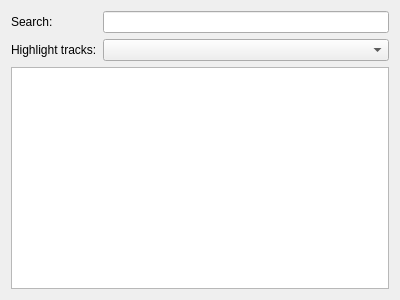
First picture: the form in src/gui-remote/collectionwidget.ui, repository hyperquantum/PMP, before the edit.
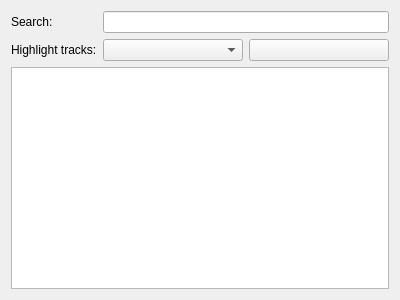
Second picture: the form after the edit.

Commit message:
Track highlighting: add color choices
Give the user three choices for the color that is used in track highlighting.
The choice is not persisted yet.

The edit to the form file:
```diff
--- a/src/gui-remote/collectionwidget.ui
+++ b/src/gui-remote/collectionwidget.ui
@@ -44,7 +44,14 @@
       </widget>
      </item>
      <item row="1" column="1">
+      <layout class="QHBoxLayout" name="horizontalLayout">
+       <item>
       <widget class="QComboBox" name="highlightTracksComboBox"/>
+       </item>
+       <item>
+        <widget class="QPushButton" name="highlightColorButton"/>
+       </item>
+      </layout>
      </item>
     </layout>
    </item>
```
Lines whose indentation alone changed are shown as unchanged. The commit also changes 9 other files.
